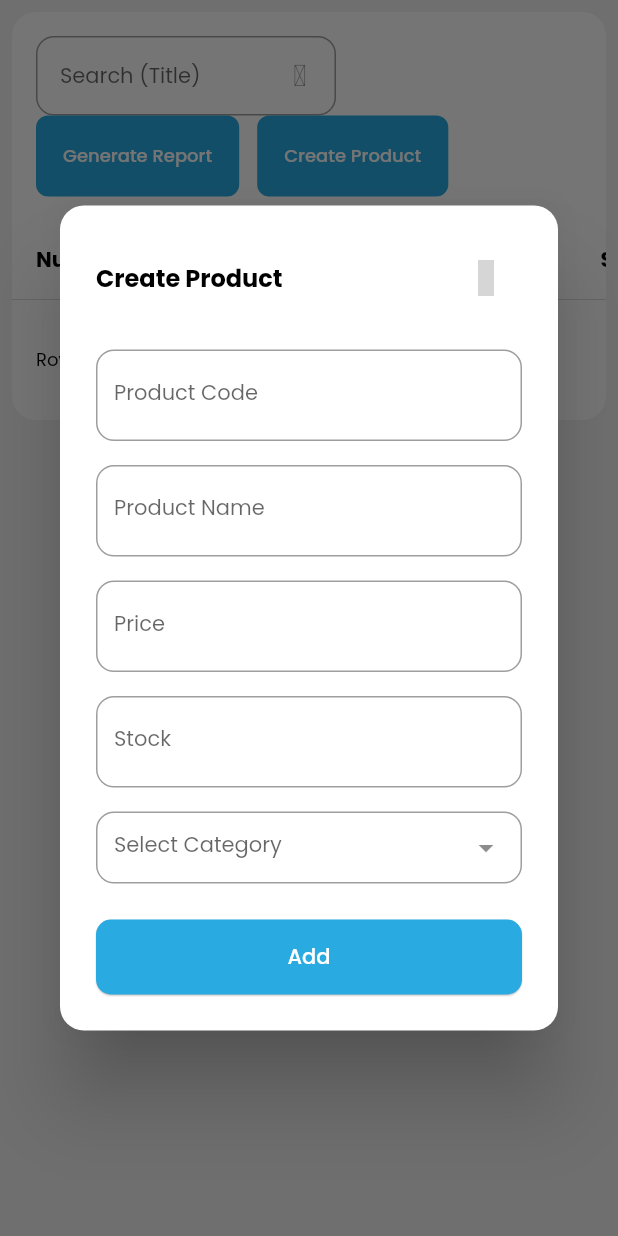
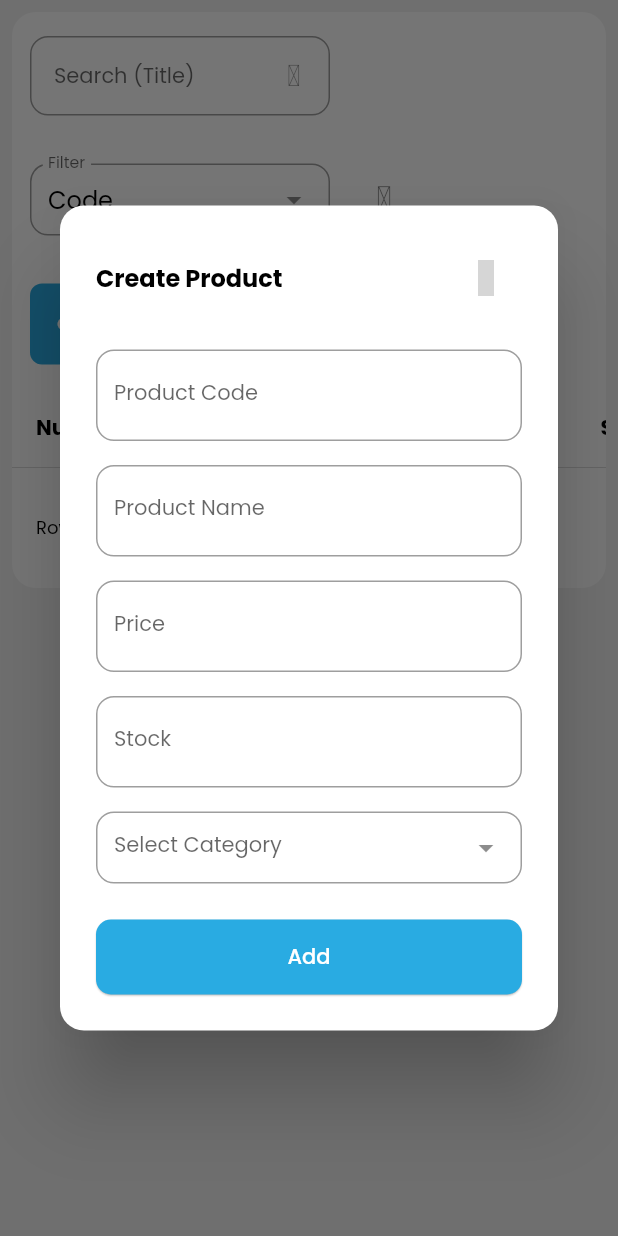
Before and after one commit to aditgocendra/main_cashier, a Flutter app: the InventoryTab widget shown alone on an empty page, opened directly, after a tap on "Create Product", on a phone screen of 412 x 824 dp. Run offline on Flutter 3.47's test engine with Material 2 defaults, Android fonts, the light colour scheme and no system bars; drawn by our look-alikes of dropdown_search; our stand-ins replace drift, google_fonts, unicons; accounts and stored records are empty; generated files the repository leaves out were written again; statements that could not run were skipped; grey boxes are pictures that could not be loaded.

Commit message:
filter and sort data product

```diff
--- a/lib/data/datasource/local/product_local_datasource.dart
+++ b/lib/data/datasource/local/product_local_datasource.dart
@@ -4,7 +4,12 @@ import 'drift/drift_database.dart';
 import '../../models/product_model.dart';
 
 abstract class ProductLocalDataSource {
-  Future<List<ProductViewModel>> getView(int limit, int offset);
+  Future<List<ProductViewModel>> getView({
+    required int limit,
+    required int offset,
+    required int orderColumn,
+    required bool orderMode,
+  });
 
   Future<bool> codeProductIsExist(String code);
 
@@ -46,13 +51,31 @@ class ProductLocalDataSourceImpl implements ProductLocalDataSource {
         .go();
   }
 
+  // OrderingMode by value sort, true ? Ascending : Descending
+  // Order Column : 0 = Sold, 1 = Name, 2 = Price, 3 = Stock, Default = CodeProduct
   @override
-  Future<List<ProductViewModel>> getView(int limit, int offset) async {
-    final result = limit != 0
-        ? await (databaseApp.select(databaseApp.productView)
-              ..limit(limit, offset: offset))
-            .get()
-        : await databaseApp.select(databaseApp.productView).get();
+  Future<List<ProductViewModel>> getView({
+    required int limit,
+    required int offset,
+    required int orderColumn,
+    required bool orderMode,
+  }) async {
+    final result = await ((databaseApp.select(databaseApp.productView)
+          ..orderBy([
+            (tbl) => OrderingTerm(
+                expression: (orderColumn == 1)
+                    ? tbl.name
+                    : (orderColumn == 2)
+                        ? tbl.price
+                        : (orderColumn == 3)
+                            ? tbl.sold
+                            : (orderColumn == 4)
+                                ? tbl.stock
+                                : tbl.codeProduct,
+                mode: orderMode ? OrderingMode.desc : OrderingMode.asc)
+          ]))
+          ..limit(limit, offset: offset))
+        .get();
     return ProductViewModel.fromTableList(result);
   }
 
--- a/lib/data/repositories/product_repository_impl.dart
+++ b/lib/data/repositories/product_repository_impl.dart
@@ -39,9 +39,19 @@ class ProductRepositoryImpl implements ProductRepository {
   }
 
   @override
-  Future<List<ProductViewEntity>> getProductView(int limit, int offset) async {
+  Future<List<ProductViewEntity>> getProductView({
+    required int limit,
+    required int offset,
+    required int orderColumn,
+    required bool orderMode,
+  }) async {
     try {
-      return await productLocalDataSource.getView(limit, offset);
+      return await productLocalDataSource.getView(
+        limit: limit,
+        offset: offset,
+        orderColumn: orderColumn,
+        orderMode: orderMode,
+      );
     } on DatabaseDriftException {
       throw DatabaseDriftException("Fetch data product fail");
     }
--- a/lib/domain/usecase/product/get_product_view_usecase.dart
+++ b/lib/domain/usecase/product/get_product_view_usecase.dart
@@ -11,17 +11,26 @@ class GetProductView
   });
 
   @override
-  Future<List<ProductViewEntity>> call(ParamGetProductView parans) async {
-    return await repository.getProductView(parans.limit, parans.offset);
+  Future<List<ProductViewEntity>> call(ParamGetProductView params) async {
+    return await repository.getProductView(
+      limit: params.limit,
+      offset: params.offset,
+      orderColumn: params.orderColumn,
+      orderMode: params.orderSort,
+    );
   }
 }
 
 class ParamGetProductView {
   int limit;
   int offset;
+  int orderColumn;
+  bool orderSort;
 
   ParamGetProductView({
     required this.limit,
     required this.offset,
+    required this.orderColumn,
+    required this.orderSort,
   });
 }
--- a/lib/presentation/home/tab_controller/inventory_tab_controller.dart
+++ b/lib/presentation/home/tab_controller/inventory_tab_controller.dart
@@ -1,6 +1,5 @@
 import 'package:flutter/material.dart';
-import 'package:main_cashier/domain/usecase/product/search_product_usecase.dart';
-import '../../../core/usecase/usecase.dart';
+import '../../../domain/usecase/product/search_product_usecase.dart';
 
 import '../../../domain/entity/category_entity.dart';
 import '../../../domain/entity/product_entity.dart';
@@ -35,6 +34,12 @@ class InventoryTabController extends ChangeNotifier {
   int _activeRowPage = 1;
   int get activeRowPage => _activeRowPage;
 
+  int _orderColumn = 0;
+  int get orderColumn => _orderColumn;
+
+  bool _orderSort = false;
+  bool get orderSort => _orderSort;
+
   // Usecase
   GetCategories getCategories;
   GetProductView getProductView;
@@ -58,7 +63,13 @@ class InventoryTabController extends ChangeNotifier {
   }
 
   void setProductData() async {
-    final params = ParamGetProductView(limit: rowPage, offset: offsetRowPage);
+    final params = ParamGetProductView(
+      limit: rowPage,
+      offset: offsetRowPage,
+      orderColumn: orderColumn,
+      orderSort: orderSort,
+    );
+
     await getProductView.call(params).then((value) {
       _listProduct = value;
       notifyListeners();
@@ -160,10 +171,32 @@ class InventoryTabController extends ChangeNotifier {
   void changeCategorySelection(CategoryEntity category) =>
       _categorySelection = category;
 
+  void changeOrderColumn(String order) {
+    if (order == "Code") _orderColumn = 0;
+    if (order == "Name") _orderColumn = 1;
+    if (order == "Price") _orderColumn = 2;
+    if (order == "Sold") _orderColumn = 3;
+    if (order == "Stock") _orderColumn = 4;
+  }
+
   void tooggleIsSearch() => _isSearch = isSearch ? false : true;
+
+  void tooggleSort() => _orderSort = orderSort ? false : true;
 
   void resetDialogAttr() {
     _errDialogMessage = "";
     _categorySelection = null;
   }
+
+  void resetTab() {
+    _listCategories.clear();
+    _listProduct.clear();
+    _rowPage = 10;
+    _offsetRowPage = 0;
+    _activeRowPage = 1;
+    _orderColumn = 0;
+    _orderSort = false;
+    _categorySelection = null;
+    resetDialogAttr();
+  }
 }
--- a/lib/presentation/home/tab_view/inventory_tab.dart
+++ b/lib/presentation/home/tab_view/inventory_tab.dart
@@ -33,6 +33,7 @@ class _InventoryTabState extends State<InventoryTab> {
   void initState() {
     super.initState();
     final controller = context.read<InventoryTabController>();
+    controller.resetTab();
     controller.setCategories();
     controller.setProductData();
   }
@@ -73,12 +74,17 @@ class _InventoryTabState extends State<InventoryTab> {
             crossAxisAlignment: CrossAxisAlignment.stretch,
             children: [
               Padding(
-                padding: const EdgeInsets.all(16.0),
+                padding: const EdgeInsets.symmetric(horizontal: 12),
                 child: Wrap(
                   crossAxisAlignment: WrapCrossAlignment.center,
                   alignment: WrapAlignment.spaceBetween,
                   children: [
-                    SizedBox(
+                    Wrap(
+                      crossAxisAlignment: WrapCrossAlignment.center,
+                      children: [
+                        Padding(
+                          padding: const EdgeInsets.symmetric(vertical: 16),
+                          child: SizedBox(
                             width: 200,
                             child: TextField(
                               controller: tecSearch,
@@ -109,7 +115,8 @@ class _InventoryTabState extends State<InventoryTab> {
 
                                     if (tecSearch.text.isEmpty) return;
 
-                              controller.searchDataProduct(tecSearch.text);
+                                    controller
+                                        .searchDataProduct(tecSearch.text);
                                   },
                                   child: Icon(
                                     controller.isSearch
@@ -121,9 +128,85 @@ class _InventoryTabState extends State<InventoryTab> {
                               ),
                             ),
                           ),
+                        ),
+                        const SizedBox(
+                          width: 12,
+                        ),
+                        Padding(
+                          padding: const EdgeInsets.symmetric(vertical: 16),
+                          child: SizedBox(
+                            width: 200,
+                            child: DropdownSearch<String>(
+                              items: const [
+                                "Code",
+                                "Name",
+                                "Stock",
+                                "Price",
+                                "Sold",
+                              ],
+                              selectedItem: "Code",
+                              onChanged: (String? value) {
+                                controller.changeOrderColumn(value!);
+                                controller.setProductData();
+                              },
+                              popupProps: PopupProps.menu(
+                                fit: FlexFit.loose,
+                                menuProps: const MenuProps(
+                                  backgroundColor: Colors.transparent,
+                                  elevation: 0,
+                                ),
+                                containerBuilder: (ctx, popupWidget) {
+                                  return Column(
+                                    mainAxisSize: MainAxisSize.min,
+                                    crossAxisAlignment: CrossAxisAlignment.end,
+                                    children: [
+                                      const SizedBox(
+                                        height: 12,
+                                      ),
+                                      Flexible(
+                                        child: Container(
+                                          decoration: const BoxDecoration(
+                                            color: Colors.white,
+                                            borderRadius: BorderRadius.all(
+                                              Radius.circular(12.0),
+                                            ),
+                                          ),
+                                          child: popupWidget,
+                                        ),
+                                      ),
+                                    ],
+                                  );
+                                },
+                              ),
+                              dropdownDecoratorProps:
+                                  DecorationUtils.dropdownStyleForm(
+                                "Filter",
+                              ),
+                            ),
+                          ),
+                        ),
+                        const SizedBox(
+                          width: 12,
+                        ),
+                        IconButton(
+                          onPressed: () {
+                            controller.tooggleSort();
+                            controller.setProductData();
+                          },
+                          icon: Icon(
+                            UniconsLine.sort,
+                            color: controller.orderSort
+                                ? primaryColor
+                                : Colors.black54,
+                          ),
+                        )
+                      ],
+                    ),
                     Wrap(
                       children: [
-                        ElevatedButton(
+                        Padding(
+                          padding: const EdgeInsets.symmetric(vertical: 16),
+                          child: ElevatedButton(
                             onPressed: () {},
                             style: ElevatedButton.styleFrom(
                               padding: const EdgeInsets.all(18),
@@ -138,10 +221,13 @@ class _InventoryTabState extends State<InventoryTab> {
                               style: TextStyle(fontSize: 12),
                             ),
                           ),
+                        ),
                         const SizedBox(
                           width: 12,
                         ),
-                        ElevatedButton(
+                        Padding(
+                          padding: const EdgeInsets.symmetric(vertical: 16),
+                          child: ElevatedButton(
                             onPressed: () {
                               showDialog(
                                 context: context,
@@ -173,6 +259,7 @@ class _InventoryTabState extends State<InventoryTab> {
                             child: const Text(
                               "Create Product",
                               style: TextStyle(fontSize: 12),
+                            ),
                           ),
                         )
                       ],
```
Also changed, not shown: lib/domain/repostitories/product_repository.dart (+6 -1 lines). Lines whose indentation alone changed are shown as unchanged.
